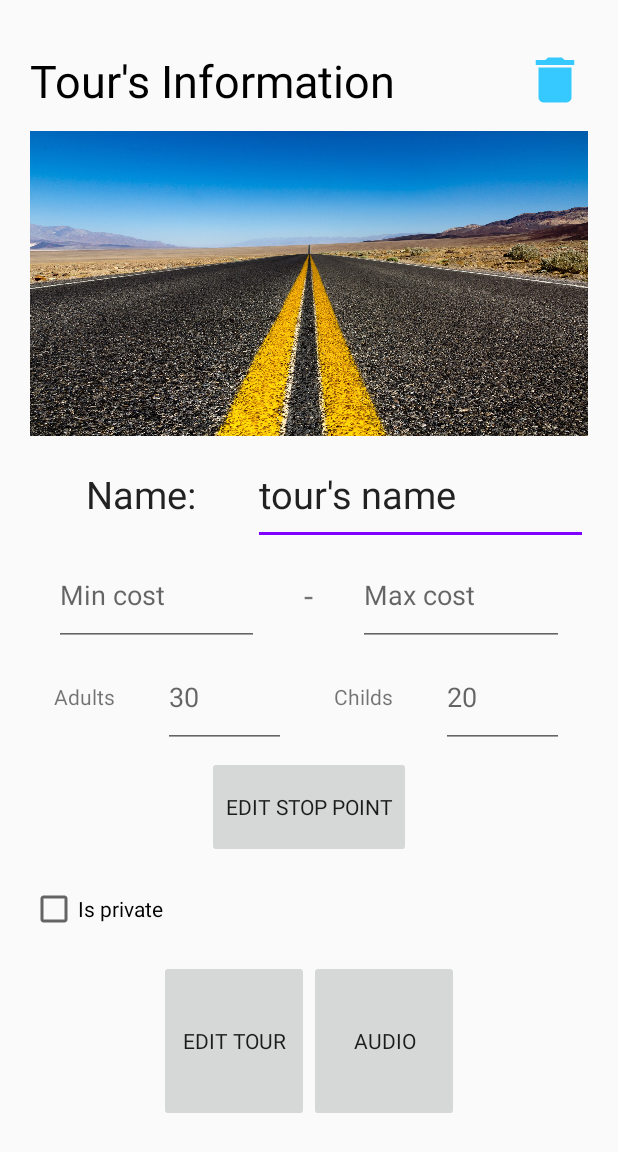
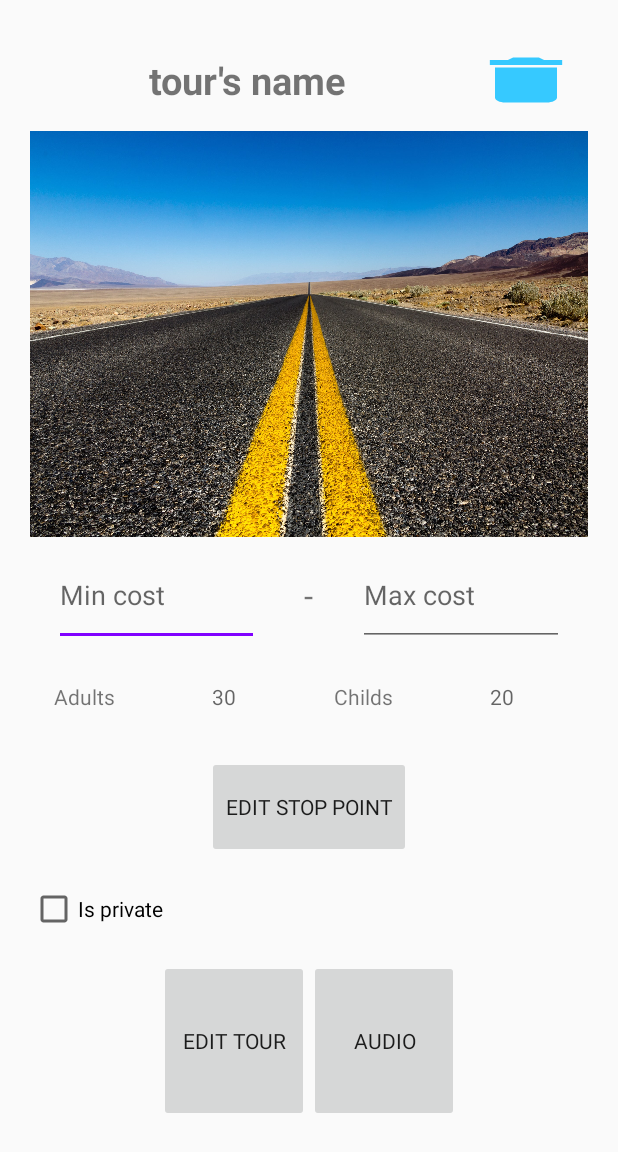
Before and after one commit to long9ka/travel-app, an Android app: the TourInfor screen opened directly, with no data from a screen before it, on a phone screen of 412 x 824 dp, the part 84-1236 px from its top. Run offline under Robolectric (Android 15) with nearby library versions, the phone set to English and light mode, and no system bars; Roboto replaces fonts that are not available here; 2 statements that could not run were skipped.

Commit message:
! backen tour info in history

```diff
--- a/app/src/main/java/com/example/travelapp/api/service/UserService.java
+++ b/app/src/main/java/com/example/travelapp/api/service/UserService.java
@@ -11,6 +11,8 @@ import com.example.travelapp.api.model.request.ReqSuggestStopPoint;
 import com.example.travelapp.api.model.request.ReqUpdatePassword;
 import com.example.travelapp.api.model.request.ReqVerifyOtpRecovery;
 import com.example.travelapp.api.model.request.ReqEditUserInfo;
+import com.example.travelapp.api.model.request.Tour;
+import com.example.travelapp.api.model.request.UpdateTour;
 import com.example.travelapp.api.model.response.ResHistoryStopPoints;
 import com.example.travelapp.api.model.response.ResHistoryTourUser;
 import com.example.travelapp.api.model.response.ResCreateTour;
@@ -85,4 +87,7 @@ public interface UserService {
 
     @POST("/tour/add/review")
     Call<ResSetStopPoints> sendFeedback(@Header("Authorization")String string, @Body ReqReviewTour reqReviewTour);
+
+    @POST("/tour/update-tour")
+    Call<Tour> sendData(@Header("Authorization")String string, @Body UpdateTour updateTour);
 }
--- a/app/src/main/java/com/example/travelapp/ui/history/HistoryFragment.java
+++ b/app/src/main/java/com/example/travelapp/ui/history/HistoryFragment.java
@@ -56,7 +56,10 @@ public class HistoryFragment extends Fragment {
                     listView.setOnItemClickListener(new AdapterView.OnItemClickListener() {
                         @Override
                         public void onItemClick(AdapterView<?> parent, View view, int position, long id) {
-                            startActivity(new Intent(root.getContext(), TourInfor.class));
+                            String tourID=String.valueOf(response.body().getTours().get(position).getId());
+                            Intent intent=new Intent(root.getContext(),TourInfor.class);
+                            intent.putExtra("tourID", tourID);
+                            startActivity(intent);
                         }
                     });
                 } else {
--- a/app/src/main/java/com/example/travelapp/ui/history/TourInfor.java
+++ b/app/src/main/java/com/example/travelapp/ui/history/TourInfor.java
@@ -3,10 +3,13 @@ package com.example.travelapp.ui.history;
 import android.content.DialogInterface;
 import android.content.Intent;
 import android.os.Bundle;
+import android.util.Log;
 import android.view.View;
 import android.widget.Button;
+import android.widget.CheckBox;
 import android.widget.EditText;
 import android.widget.ImageButton;
+import android.widget.TextView;
 
 import androidx.appcompat.app.AlertDialog;
 import androidx.appcompat.app.AppCompatActivity;
@@ -26,7 +29,8 @@ import retrofit2.Response;
 public class TourInfor extends AppCompatActivity {
     ImageButton delete;
     Button edit, stop, audio;
-    EditText name, adult, child, min, max;
+    TextView name, adult, child, minC, maxC;
+    CheckBox is_private;
 
     @Override
     protected void onCreate(Bundle savedInstanceState) {
@@ -39,32 +43,48 @@ public class TourInfor extends AppCompatActivity {
         name = findViewById(R.id.tourinfo_name);
         adult = findViewById(R.id.tourinfo_adult);
         child = findViewById(R.id.tourinfo_childs);
-        min = findViewById(R.id.tourinfo_min_cost);
-        max = findViewById(R.id.tourinfo_max_cost);
+        minC = findViewById(R.id.tourinfo_min_cost);
+        maxC = findViewById(R.id.tourinfo_max_cost);
         edit= findViewById(R.id.tourinfo_edit);
         audio=findViewById(R.id.tourinfo_play);
+        is_private=findViewById(R.id.tourinfo_is_private);
 //        get Intern
-        final int tourID = getIntent().getIntExtra("internId", -1);
-        UserService userService = RetrofitClient.getUserService();
+        final String tourID = getIntent().getStringExtra("tourID");
+        Log.d("INFO", tourID);
+        final UserService userService = RetrofitClient.getUserService();
         final UserStore userStore = new UserStore(this);
-        Call<ResHistoryStopPoints> call = userService.getHitoryStopPoint(userStore.getUser().getAccessToken(), String.valueOf(tourID));
+        Call<ResHistoryStopPoints> call = userService.getHitoryStopPoint(userStore.getUser().getAccessToken(), tourID);
         call.enqueue(new Callback<ResHistoryStopPoints>() {
             @Override
             public void onResponse(Call<ResHistoryStopPoints> call, Response<ResHistoryStopPoints> response) {
                 if (response.isSuccessful()) {
+                    Log.d("INFO", "into");
+
                     // thanh cong
                     ResHistoryStopPoints res = response.body();
 //                    Set text
                     String tourName = res.getName();
+                    Log.d("INFO", tourName);
                     name.setText(tourName);
                     Number count_Adults = res.getAdults();
                     adult.setText(count_Adults.toString());
                     Number count_Child = res.getChilds();
                     adult.setText(count_Child.toString());
-                    String max = res.getMaxCost();
-                    adult.setText(max);
-                    String min = res.getMinCost();
-                    adult.setText(min);
+                    int adu = res.getAdults();
+                    adult.setText(adu);
+                    int chi = res.getChilds();
+                    adult.setText(chi);
+                    Boolean is=res.getIsPrivate();
+                    if(is){
+                        is_private.setChecked(true);
+                    }
+                    else {
+                        is_private.setChecked(false);
+                    }
+                    String maxCost=res.getMaxCost();
+                    maxC.setText(maxCost);
+                    String minCost=res.getMinCost();
+                    minC.setText(minCost);
 //                    Edit tour
                 } else {
                     // that bai
@@ -79,7 +99,7 @@ public class TourInfor extends AppCompatActivity {
             @Override
             public void onClick(View v) {
                 String token=userStore.getUser().getAccessToken();
-
+//                Call<TourInfor> call=userService.getListTour()
                 Intent intent_edit;
                 intent_edit=new Intent(getApplicationContext(), UpdateTourActivity.class);
                 intent_edit.putExtra("tourId", tourID);
@@ -109,6 +129,7 @@ public class TourInfor extends AppCompatActivity {
         builder.setPositiveButton("Yes", new DialogInterface.OnClickListener() {
             @Override
             public void onClick(DialogInterface dialog, int which) {
+//                UserStore.
                 Intent yes=new Intent(getApplicationContext(),HistoryFragment.class);
                 startActivity(yes);
             }
@@ -119,7 +140,6 @@ public class TourInfor extends AppCompatActivity {
                 dialog.dismiss();
             }
         });
-
         AlertDialog alertDialog= builder.create();
         alertDialog.show();
     }
--- a/app/src/main/res/layout/activity_tour_infor.xml
+++ b/app/src/main/res/layout/activity_tour_infor.xml
@@ -14,14 +14,14 @@
         android:weightSum="10">
 
         <TextView
-            android:layout_width="326dp"
+            android:id="@+id/tourinfo_name"
+            android:layout_width="0dp"
             android:layout_height="match_parent"
-            android:layout_marginRight="50dp"
             android:layout_weight="9"
-            android:gravity="center_vertical"
-            android:text="Tour's Information"
-            android:textColor="#000"
-            android:textSize="30dp"
+            android:gravity="center"
+            android:textStyle="bold"
+            android:text="tour's name"
+            android:textSize="25dp"
             ></TextView>
 
         <ImageButton
@@ -39,34 +39,9 @@
         android:layout_width="match_parent"
         android:layout_height="0dp"
         android:layout_marginBottom="5dp"
-        android:layout_weight="3"
+        android:layout_weight="4"
         android:background="@drawable/background_01"></ImageView>
 
-    <LinearLayout
-        android:layout_width="match_parent"
-        android:layout_height="0dp"
-        android:layout_weight="1"
-        android:orientation="horizontal"
-        android:weightSum="10">
-
-        <TextView
-            style="@style/CardView"
-            android:layout_width="0dp"
-            android:layout_height="match_parent"
-            android:layout_weight="4"
-            android:gravity="center"
-            android:text="Name:"
-            android:textSize="25dp"></TextView>
-
-        <EditText
-            android:id="@+id/tourinfo_name"
-            android:layout_width="0dp"
-            android:layout_height="match_parent"
-            android:layout_weight="6"
-            android:text="tour's name"
-            android:textSize="25dp"></EditText>
-
-    </LinearLayout>
 
     <LinearLayout
         android:layout_width="match_parent"
@@ -119,7 +94,7 @@
             android:layout_marginHorizontal="16dp"
             android:text="Adults" />
 
-        <EditText
+        <TextView
             android:id="@+id/tourinfo_adult"
             android:layout_width="0dp"
             android:layout_height="match_parent"
@@ -127,7 +102,8 @@
             android:layout_weight="4"
             android:hint="30"
             android:inputType="number"
-            android:selectAllOnFocus="true" />
+            android:selectAllOnFocus="true"
+            android:gravity="center"/>
 
         <TextView
             android:layout_width="wrap_content"
@@ -135,7 +111,7 @@
             android:layout_marginHorizontal="16dp"
             android:text="Childs" />
 
-        <EditText
+        <TextView
             android:id="@+id/tourinfo_childs"
             android:layout_width="0dp"
             android:layout_height="match_parent"
@@ -143,7 +119,8 @@
             android:layout_weight="4"
             android:hint="20"
             android:inputType="number"
-            android:selectAllOnFocus="true" />
+            android:selectAllOnFocus="true"
+            android:gravity="center"/>
 
 
     </LinearLayout>
```
